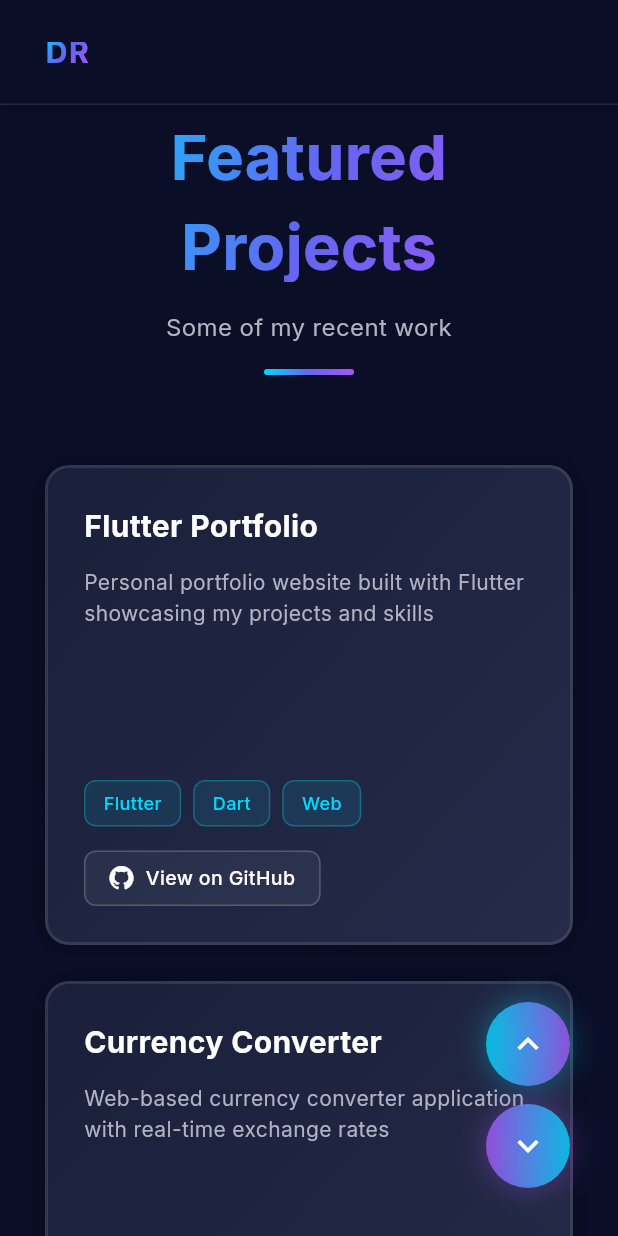
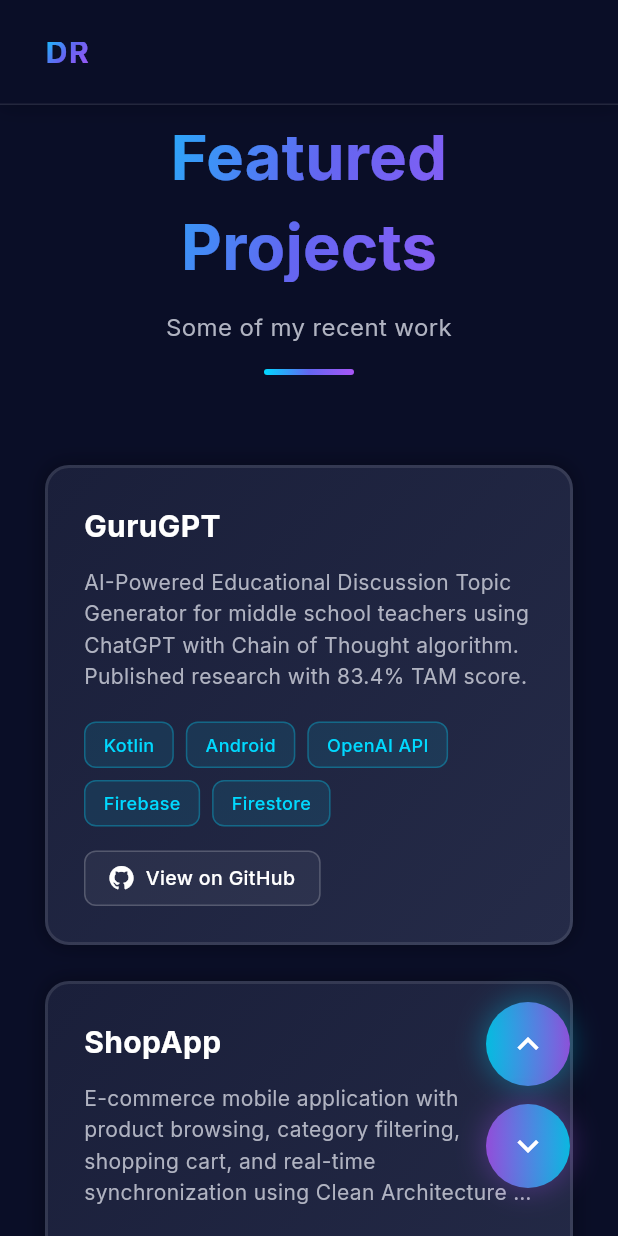
Before and after one commit to dimasrizqii/My-Portfolio, a Flutter app: the screen it shows after launch, after a tap on "View Projects", on a phone screen of 412 x 824 dp. Run offline on Flutter 3.47's test engine with Material 3 defaults, Android fonts, the phone set to English and light mode, and no system bars; our stand-ins replace animated_text_kit, font_awesome_flutter, google_fonts.

Commit message:
Update Project

```diff
--- a/lib/data/portfolio_data.dart
+++ b/lib/data/portfolio_data.dart
@@ -8,10 +8,11 @@ class PortfolioData {
   static const String subtitle = "Flutter & Kotlin Enthusiast";
 
   static const String bio =
-      "Currently working as an IT Facilitator at PKBM ABhome. "
-      "Fresh Graduate from Universitas Pembangunan Nasional \"Veteran\" Jawa Timur. "
-      "Passionate about creating beautiful and functional mobile applications with Flutter and Kotlin. "
-      "Always eager to learn new technologies and contribute to meaningful projects.";
+      "Mobile App Developer with expertise in Flutter and Kotlin/Android development. "
+      "Published researcher with AI-powered educational app (GuruGPT) achieving 83.4% TAM score in JITET journal. "
+      "Experienced in implementing modern architectures (Clean Architecture, MVVM, BLoC) and integrating AI technologies (OpenAI API) into mobile applications. "
+      "Currently serving as IT Facilitator at PKBM ABhome, helping bridge technology and education. "
+      "Fresh graduate from UPN \"Veteran\" Jawa Timur.";
 
   static const String location = "Surabaya, Indonesia";
   static const String education =
@@ -26,7 +27,7 @@ class PortfolioData {
 
   // Quick Stats
   static const int projectsCount = 36;
-  static const int skillsCount = 19;
+  static const int skillsCount = 28;
   static const String experience = "IT Facilitator at PKBM ABhome";
 
   // Typing Animation Texts
@@ -51,21 +52,66 @@ class PortfolioSkills {
     Skill(name: "Flutter", icon: FontAwesomeIcons.code, category: "Mobile"),
     Skill(name: "Kotlin", icon: FontAwesomeIcons.laptop, category: "Mobile"),
     Skill(name: "Android", icon: FontAwesomeIcons.android, category: "Mobile"),
+    // State Management
+    Skill(
+      name: "BLoC Pattern",
+      icon: FontAwesomeIcons.cube,
+      category: "State Management",
+    ),
+    Skill(
+      name: "Provider",
+      icon: FontAwesomeIcons.circleNodes,
+      category: "State Management",
+    ),
+    // Architecture
+    Skill(
+      name: "Clean Architecture",
+      icon: FontAwesomeIcons.diagramProject,
+      category: "Architecture",
+    ),
+    Skill(
+      name: "MVVM",
+      icon: FontAwesomeIcons.sitemap,
+      category: "Architecture",
+    ),
+    // AI Integration
+    Skill(
+      name: "OpenAI API",
+      icon: FontAwesomeIcons.brain,
+      category: "AI Integration",
+    ),
     // Frontend
     Skill(name: "HTML/CSS", icon: FontAwesomeIcons.html5, category: "Frontend"),
     Skill(name: "JavaScript", icon: FontAwesomeIcons.js, category: "Frontend"),
+    // Backend & Database
+    Skill(name: "Firebase", icon: FontAwesomeIcons.fire, category: "Backend"),
+    Skill(
+      name: "Cloud Firestore",
+      icon: FontAwesomeIcons.database,
+      category: "Backend",
+    ),
+    Skill(
+      name: "Firebase Auth",
+      icon: FontAwesomeIcons.userShield,
+      category: "Backend",
+    ),
+    Skill(name: "REST API", icon: FontAwesomeIcons.server, category: "Backend"),
+    Skill(name: "Laravel", icon: FontAwesomeIcons.code, category: "Backend"),
+    Skill(
+      name: "DataStore",
+      icon: FontAwesomeIcons.boxArchive,
+      category: "Backend",
+    ),
     // Tools & Others
     Skill(name: "Git", icon: FontAwesomeIcons.gitAlt, category: "Tools"),
     Skill(name: "GitHub", icon: FontAwesomeIcons.github, category: "Tools"),
     Skill(name: "Postman", icon: FontAwesomeIcons.rocket, category: "Tools"),
     Skill(name: "Figma", icon: FontAwesomeIcons.figma, category: "Tools"),
     Skill(name: "AI Agent", icon: FontAwesomeIcons.robot, category: "Tools"),
-    Skill(name: "Firebase", icon: FontAwesomeIcons.fire, category: "Backend"),
-    Skill(name: "REST API", icon: FontAwesomeIcons.server, category: "Backend"),
     Skill(
-      name: "Laravel",
-      icon: FontAwesomeIcons.database,
-      category: "Backend",
+      name: "Navigation Component",
+      icon: FontAwesomeIcons.route,
+      category: "Tools",
     ),
     // Soft Skills
     Skill(
@@ -110,45 +156,33 @@ class Project {
 class PortfolioProjects {
   static const List<Project> projects = [
     Project(
-      name: "Flutter Portfolio",
+      name: "GuruGPT",
       description:
-          "Personal portfolio website built with Flutter showcasing my projects and skills",
-      technologies: ["Flutter", "Dart", "Web"],
-      githubUrl:
-          "https://github.com/dimasrizqii/flutter_dimas-rizqi-ibadurrahim",
+          "AI-Powered Educational Discussion Topic Generator for middle school teachers using ChatGPT with Chain of Thought algorithm. Published research with 83.4% TAM score.",
+      technologies: [
+        "Kotlin",
+        "Android",
+        "OpenAI API",
+        "Firebase",
+        "Firestore",
+      ],
+      githubUrl: "https://github.com/GuruGPT/guru-gpt-mobile",
     ),
     Project(
-      name: "Currency Converter",
+      name: "ShopApp",
       description:
-          "Web-based currency converter application with real-time exchange rates",
-      technologies: ["HTML", "CSS", "JavaScript"],
+          "E-commerce mobile application with product browsing, category filtering, shopping cart, and real-time synchronization using Clean Architecture and BLoC pattern.",
+      technologies: ["Flutter", "BLoC", "Firebase", "Fake Store API"],
       githubUrl:
-          "https://github.com/dimasrizqii/Sistem-Konverter-Nilai-Mata-Uang",
+          "https://github.com/dimasrizqii/Flutter-Learning/tree/main/Final%20Project/final_project",
     ),
     Project(
-      name: "Android Intent Demo",
+      name: "TMDB App",
       description:
-          "Learning project demonstrating Android Intent mechanisms and navigation",
-      technologies: ["Kotlin", "Android"],
-      githubUrl: "https://github.com/dimasrizqii/belajarIntent",
-    ),
-    Project(
-      name: "Navigation Component",
-      description: "Android app showcasing Navigation Component implementation",
-      technologies: ["Kotlin", "Android", "Navigation"],
-      githubUrl: "https://github.com/dimasrizqii/CobaNavigationComponent",
-    ),
-    Project(
-      name: "Challenge Chapter 1",
-      description: "Kotlin programming challenges and exercises",
-      technologies: ["Kotlin"],
-      githubUrl: "https://github.com/dimasrizqii/challengeChapter1",
-    ),
-    Project(
-      name: "Challenge Chapter 2",
-      description: "Advanced Kotlin challenges focusing on Android development",
-      technologies: ["Kotlin", "Android"],
-      githubUrl: "https://github.com/dimasrizqii/challengeChapter2",
+          "Movie database application for browsing films, searching, and managing favorites with MVVM architecture, Google Sign-In, and infinite scroll pagination.",
+      technologies: ["Flutter", "Provider", "TMDB API", "Firebase"],
+      githubUrl:
+          "https://github.com/dimasrizqii/mini-project-flutter_dimas-rizqi-ibadurrahim",
     ),
   ];
 }
@@ -174,14 +208,14 @@ class SocialLinks {
       icon: FontAwesomeIcons.linkedin,
     ),
     SocialLink(
+      name: "Instagram",
+      url: "https://www.instagram.com/dimasrizqii_/",
+      icon: FontAwesomeIcons.instagram,
+    ),
+    SocialLink(
       name: "Email",
       url: "mailto:dimas7rizqi@gmail.com",
       icon: FontAwesomeIcons.envelope,
     ),
-    SocialLink(
-      name: "WhatsApp",
-      url: "https://wa.me/6281803613134", // Update with real number
-      icon: FontAwesomeIcons.whatsapp,
-    ),
   ];
 }
--- a/lib/widgets/project_card.dart
+++ b/lib/widgets/project_card.dart
@@ -43,7 +43,7 @@ class _ProjectCardState extends State<ProjectCard> {
         duration: const Duration(milliseconds: 300),
         transform: Matrix4.translationValues(0, _isHovered ? -8 : 0, 0),
         child: Container(
-          height: 280,
+          height: 320,
           decoration: BoxDecoration(
             gradient: AppColors.cardGradient,
             borderRadius: BorderRadius.circular(16),
@@ -101,7 +101,7 @@ class _ProjectCardState extends State<ProjectCard> {
                             fontSize: 14,
                             height: 1.5,
                           ),
-                          maxLines: 3,
+                          maxLines: 4,
                           overflow: TextOverflow.ellipsis,
                         ),
                       ),
```
